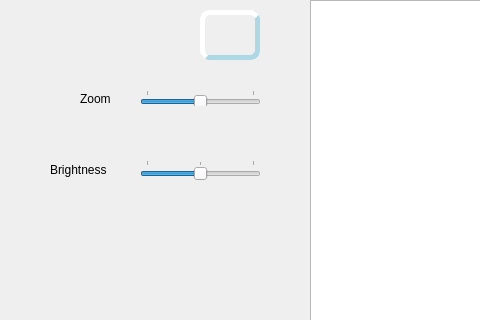
Above: mainwindow.ui from denis-yevd/QtCreator before the change; both pictures show x 0 to 480 and y 0 to 320 of the 1184 by 701 pixel window. Below: the same form after it.
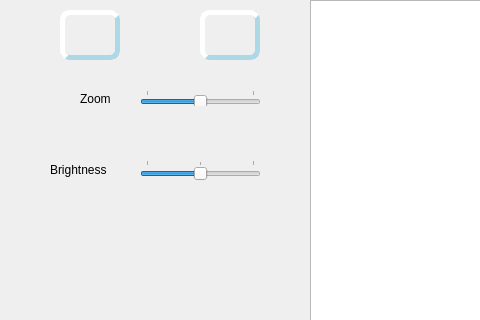
That is the form after the change. Icons and pictures are not drawn.

Patch:
```diff
--- a/mainwindow.ui
+++ b/mainwindow.ui
@@ -502,6 +502,33 @@
      <string>Brightness</string>
     </property>
    </widget>
+   <widget class="QPushButton" name="Button_Save">
+    <property name="geometry">
+     <rect>
+      <x>60</x>
+      <y>10</y>
+      <width>60</width>
+      <height>50</height>
+     </rect>
+    </property>
+    <property name="styleSheet">
+     <string notr="true">#Button_Save{
+	background-image: url(:/res/Icons/save.png);
+background-position:center;
+ background-repeat:norepeat;
+border: 5px solid lightblue;
+border-radius: 10px;
+border-style: outset;
+font-size:16px;
+}
+#Button_Save:pressed{
+border-style:inset;
+}</string>
+    </property>
+    <property name="text">
+     <string/>
+    </property>
+   </widget>
    <zorder>pushButton</zorder>
    <zorder>graphicsView</zorder>
    <zorder>horizontalSlider</zorder>
```
Left out of the diff: 1 changed line with no effect on the pictures.
